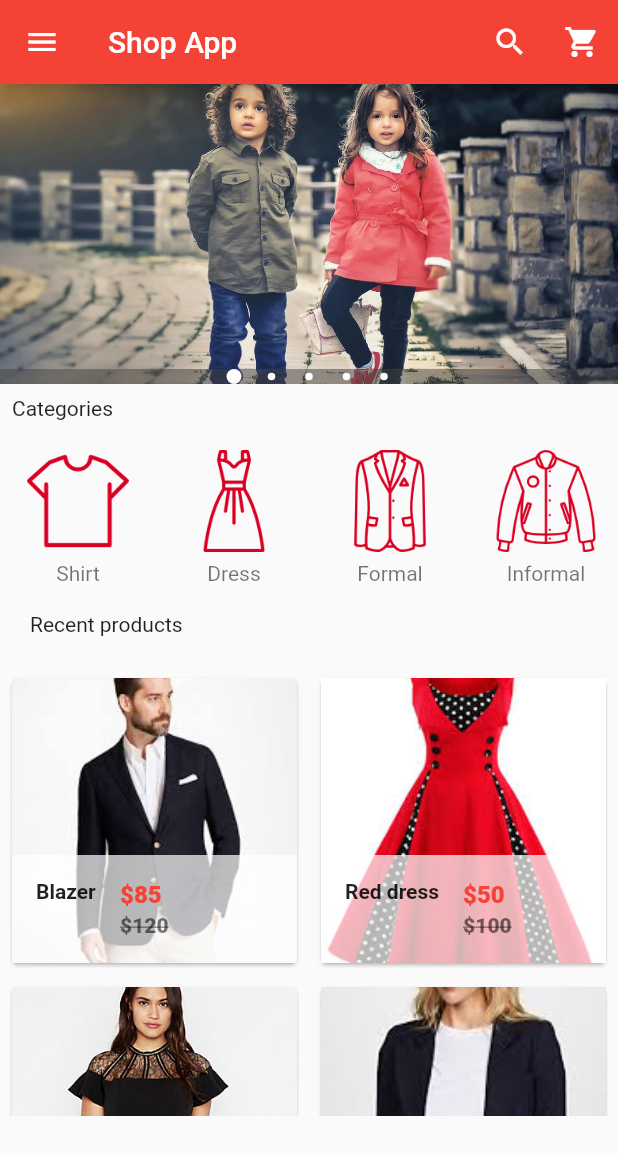
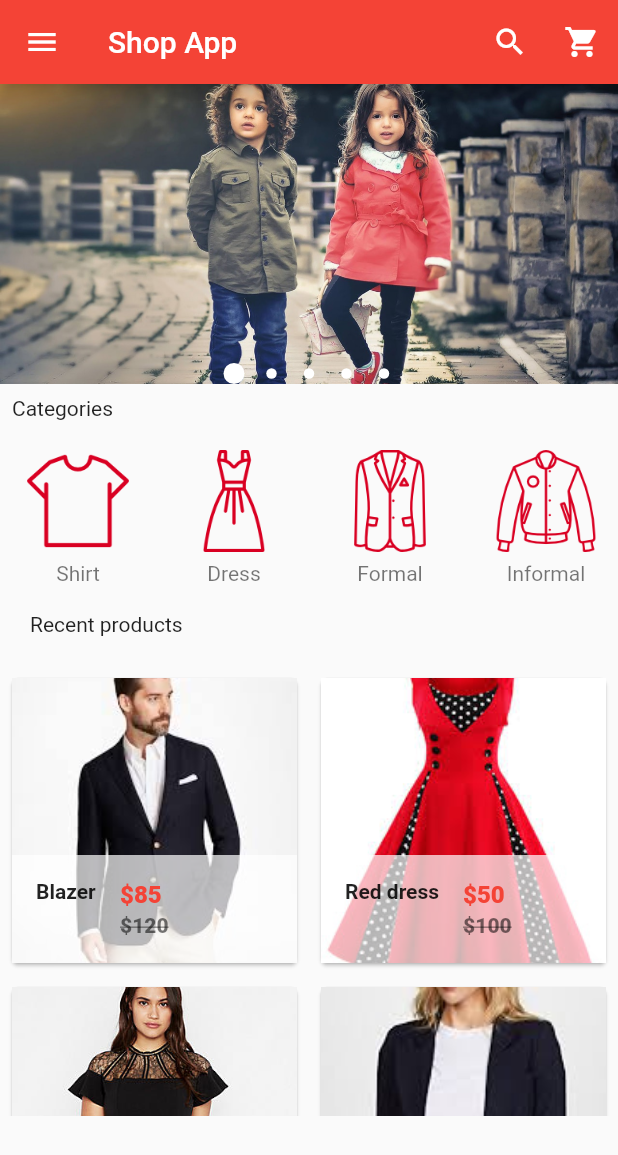
Before and after one commit to ishangupta4/Ecommerce, a Flutter app: the screen it shows after launch, on a phone screen of 412 x 824 dp. Shown: the top 1155 px of the screen. Run offline on Flutter 3.47's test engine with Material 2 defaults, Android fonts, the phone set to English and light mode, and no system bars; drawn by our look-alikes of carousel_pro.

Commit message:
cart added

```diff
--- a/lib/main.dart
+++ b/lib/main.dart
@@ -3,6 +3,7 @@ import 'package:carousel_pro/carousel_pro.dart';
 
 import 'package:flutter_ecommerce/components/horizontal_listView.dart';
 import 'package:flutter_ecommerce/components/products.dart';
+import 'package:flutter_ecommerce/pages/cart.dart';
 
 void main() {
   runApp(
@@ -36,7 +37,8 @@ class _HomePageState extends State<HomePage> {
         animationCurve: Curves.fastLinearToSlowEaseIn,
         animationDuration: Duration(milliseconds: 1000),
         indicatorBgPadding: 0.0,
-        dotSize: 5.0,
+        dotSize: 7.0,
+        dotBgColor: Colors.transparent,
       ),
     );
 
@@ -56,7 +58,10 @@ class _HomePageState extends State<HomePage> {
                 Icons.shopping_cart,
                 color: Colors.white,
               ),
-              onPressed: null)
+              onPressed: () {
+                Navigator.push(context,
+                    MaterialPageRoute(builder: (context) => new Cart()));
+              })
         ],
       ),
       drawer: new Drawer(
@@ -82,35 +87,56 @@ class _HomePageState extends State<HomePage> {
               onTap: () {},
               child: ListTile(
                 title: Text("Home"),
-                leading: Icon(Icons.home),
+                leading: Icon(
+                  Icons.home,
+                  color: Colors.red,
+                ),
               ),
             ),
             InkWell(
               onTap: () {},
               child: ListTile(
                 title: Text("My Acount"),
-                leading: Icon(Icons.person),
+                leading: Icon(
+                  Icons.person,
+                  color: Colors.red,
+                ),
               ),
             ),
             InkWell(
               onTap: () {},
               child: ListTile(
                 title: Text("Orders"),
-                leading: Icon(Icons.shopping_basket),
+                leading: Icon(
+                  Icons.shopping_basket,
+                  color: Colors.red,
+                ),
               ),
             ),
             InkWell(
               onTap: () {},
-              child: ListTile(
-                title: Text("Categories"),
-                leading: Icon(Icons.category),
+              child: InkWell(
+                onTap: () {
+                  Navigator.push(context,
+                      MaterialPageRoute(builder: (context) => new Cart()));
+                },
+                child: ListTile(
+                  title: Text("Shopping Cart"),
+                  leading: Icon(
+                    Icons.shopping_cart,
+                    color: Colors.red,
+                  ),
+                ),
               ),
             ),
             InkWell(
               onTap: () {},
               child: ListTile(
                 title: Text("Favourites"),
-                leading: Icon(Icons.favorite),
+                leading: Icon(
+                  Icons.favorite,
+                  color: Colors.red,
+                ),
               ),
             ),
             Divider(),
@@ -118,14 +144,20 @@ class _HomePageState extends State<HomePage> {
               onTap: () {},
               child: ListTile(
                 title: Text("Settings"),
-                leading: Icon(Icons.settings),
+                leading: Icon(
+                  Icons.settings,
+                  color: Colors.grey,
+                ),
               ),
             ),
             InkWell(
               onTap: () {},
               child: ListTile(
                 title: Text("About"),
-                leading: Icon(Icons.help),
+                leading: Icon(
+                  Icons.help,
+                  color: Colors.blue,
+                ),
               ),
             )
           ],
```
Also changed, not shown: lib/pages/cart.dart (added, +53 -0 lines), lib/pages/product_details.dart (+108 -2 lines).
